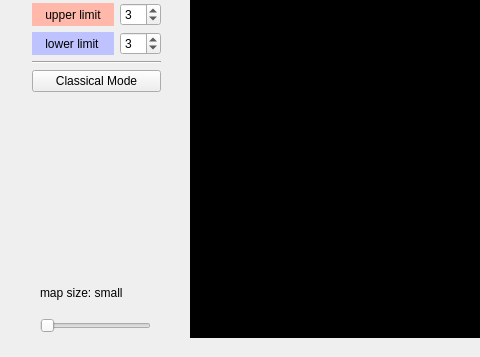
This is mainwindow.ui in Liu8018/ConwayLifeGame as Qt 5 draws it before an edit; both pictures show x 0 to 480 and y 383 to 740 of the 1309 by 740 pixel window. The edited form follows.
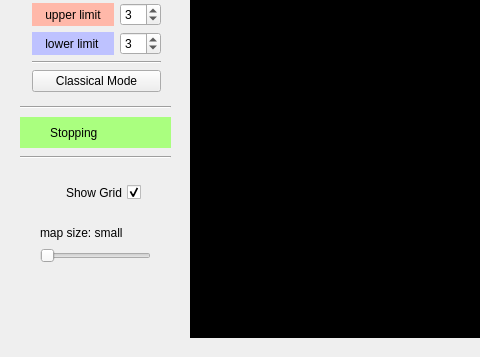
This is the edited form.

```diff
--- a/mainwindow.ui
+++ b/mainwindow.ui
@@ -52,23 +52,23 @@
     <property name="geometry">
      <rect>
       <x>50</x>
-      <y>510</y>
-      <width>101</width>
-      <height>51</height>
+      <y>500</y>
+      <width>91</width>
+      <height>31</height>
      </rect>
     </property>
     <property name="styleSheet">
      <string notr="true">font: 75 italic 14pt &quot;Noto Sans&quot;;</string>
     </property>
     <property name="text">
-     <string/>
+     <string>Stopping</string>
     </property>
    </widget>
    <widget class="QSlider" name="mapSize_horizontalSlider">
     <property name="geometry">
      <rect>
       <x>40</x>
-      <y>700</y>
+      <y>630</y>
       <width>111</width>
       <height>17</height>
      </rect>
@@ -90,7 +90,7 @@
     <property name="geometry">
      <rect>
       <x>40</x>
-      <y>660</y>
+      <y>600</y>
       <width>121</width>
       <height>31</height>
      </rect>
@@ -102,6 +102,70 @@
      <string>map size: small</string>
     </property>
    </widget>
+   <widget class="QCheckBox" name="ShowGrid_checkBox">
+    <property name="geometry">
+     <rect>
+      <x>40</x>
+      <y>560</y>
+      <width>101</width>
+      <height>31</height>
+     </rect>
+    </property>
+    <property name="layoutDirection">
+     <enum>Qt::RightToLeft</enum>
+    </property>
+    <property name="styleSheet">
+     <string notr="true">font: 75 11pt &quot;Noto Sans&quot;;</string>
+    </property>
+    <property name="text">
+     <string>Show Grid</string>
+    </property>
+    <property name="checked">
+     <bool>true</bool>
+    </property>
+   </widget>
+   <widget class="Line" name="line_5">
+    <property name="geometry">
+     <rect>
+      <x>20</x>
+      <y>530</y>
+      <width>151</width>
+      <height>20</height>
+     </rect>
+    </property>
+    <property name="orientation">
+     <enum>Qt::Horizontal</enum>
+    </property>
+   </widget>
+   <widget class="Line" name="line_6">
+    <property name="geometry">
+     <rect>
+      <x>20</x>
+      <y>480</y>
+      <width>151</width>
+      <height>20</height>
+     </rect>
+    </property>
+    <property name="orientation">
+     <enum>Qt::Horizontal</enum>
+    </property>
+   </widget>
+   <widget class="QLabel" name="label">
+    <property name="geometry">
+     <rect>
+      <x>20</x>
+      <y>500</y>
+      <width>151</width>
+      <height>31</height>
+     </rect>
+    </property>
+    <property name="styleSheet">
+     <string notr="true">background-color: rgb(170, 255, 127);</string>
+    </property>
+    <property name="text">
+     <string/>
+    </property>
+   </widget>
    <widget class="QWidget" name="">
     <property name="geometry">
      <rect>
@@ -132,7 +196,7 @@
         <number>1</number>
        </property>
        <property name="maximum">
-        <number>99</number>
+        <number>50</number>
        </property>
        <property name="value">
         <number>5</number>
@@ -153,7 +217,8 @@
      <item row="10" column="0" colspan="2">
       <widget class="QLabel" name="SurvivalUpperLimit_label">
        <property name="styleSheet">
-        <string notr="true">background-color: rgb(255, 184, 169);</string>
+        <string notr="true">background-color: rgb(255, 184, 169);
+font: 57 9pt &quot;KacstArt&quot;;</string>
        </property>
        <property name="text">
         <string>    upper limit</string>
@@ -163,7 +228,8 @@
      <item row="0" column="0" colspan="3">
       <widget class="QPushButton" name="RunStop_pushButton">
        <property name="styleSheet">
-        <string notr="true">color: rgb(0, 170, 0);</string>
+        <string notr="true">color: rgb(0, 170, 0);
+font: 57 9pt &quot;KacstArt&quot;;</string>
        </property>
        <property name="text">
         <string>Run/Stop</string>
@@ -190,7 +256,8 @@
      <item row="11" column="0" colspan="2">
       <widget class="QLabel" name="SurvivalLowerLimit_label">
        <property name="styleSheet">
-        <string notr="true">background-color: rgb(190, 194, 255);</string>
+        <string notr="true">background-color: rgb(190, 194, 255);
+font: 57 9pt &quot;KacstArt&quot;;</string>
        </property>
        <property name="text">
         <string>    lower limit</string>
@@ -207,7 +274,8 @@
      <item row="15" column="0" colspan="2">
       <widget class="QLabel" name="ReproductionLowerLimit_label">
        <property name="styleSheet">
-        <string notr="true">background-color: rgb(190, 194, 255);</string>
+        <string notr="true">background-color: rgb(190, 194, 255);
+font: 57 9pt &quot;KacstArt&quot;;</string>
        </property>
        <property name="text">
         <string>    lower limit</string>
@@ -217,7 +285,8 @@
      <item row="6" column="0" colspan="2">
       <widget class="QLabel" name="Speed_label">
        <property name="styleSheet">
-        <string notr="true">background-color: rgb(198, 255, 252);</string>
+        <string notr="true">background-color: rgb(198, 255, 252);
+font: 57 9pt &quot;KacstArt&quot;;</string>
        </property>
        <property name="text">
         <string>        Speed</string>
@@ -248,7 +317,8 @@
      <item row="14" column="0" colspan="2">
       <widget class="QLabel" name="ReproductionUpperLimit_label">
        <property name="styleSheet">
-        <string notr="true">background-color: rgb(255, 184, 169);</string>
+        <string notr="true">background-color: rgb(255, 184, 169);
+font: 57 9pt &quot;KacstArt&quot;;</string>
        </property>
        <property name="text">
         <string>    upper limit</string>
@@ -277,6 +347,9 @@
      </item>
      <item row="17" column="0" colspan="3">
       <widget class="QPushButton" name="ClassicalMode_pushButton">
+       <property name="styleSheet">
+        <string notr="true">font: 12pt &quot;Nimbus Roman No9 L&quot;;</string>
+       </property>
        <property name="text">
         <string>Classical Mode</string>
        </property>
@@ -285,7 +358,8 @@
      <item row="3" column="0" colspan="3">
       <widget class="QPushButton" name="Save_pushButton">
        <property name="styleSheet">
-        <string notr="true">color: rgb(53, 149, 255);</string>
+        <string notr="true">color: rgb(53, 149, 255);
+font: 57 9pt &quot;KacstArt&quot;;</string>
        </property>
        <property name="text">
         <string>Save</string>
@@ -295,7 +369,8 @@
      <item row="2" column="0" colspan="3">
       <widget class="QPushButton" name="Clear_pushButton">
        <property name="styleSheet">
-        <string notr="true">color: rgb(209, 209, 12);</string>
+        <string notr="true">color: rgb(209, 209, 12);
+font: 57 9pt &quot;KacstArt&quot;;</string>
        </property>
        <property name="text">
         <string>Clear</string>
@@ -305,7 +380,8 @@
      <item row="4" column="0" colspan="3">
       <widget class="QPushButton" name="Exit_pushButton">
        <property name="styleSheet">
-        <string notr="true">color: rgb(209, 0, 0);</string>
+        <string notr="true">color: rgb(209, 0, 0);
+font: 57 9pt &quot;KacstArt&quot;;</string>
        </property>
        <property name="text">
         <string>Exit</string>
@@ -315,7 +391,8 @@
      <item row="1" column="0" colspan="3">
       <widget class="QPushButton" name="Random_pushButton">
        <property name="styleSheet">
-        <string notr="true">color: rgb(0, 55, 166);</string>
+        <string notr="true">color: rgb(0, 55, 166);
+font: 57 9pt &quot;KacstArt&quot;;</string>
        </property>
        <property name="text">
         <string>Random</string>
@@ -324,6 +401,17 @@
      </item>
     </layout>
    </widget>
+   <zorder>label</zorder>
+   <zorder>Main_label</zorder>
+   <zorder>RunStopState_label</zorder>
+   <zorder>ClassicalMode_pushButton</zorder>
+   <zorder>layoutWidget</zorder>
+   <zorder>mapSize_horizontalSlider</zorder>
+   <zorder>mapSize_label</zorder>
+   <zorder>RunStopState_label</zorder>
+   <zorder>ShowGrid_checkBox</zorder>
+   <zorder>line_5</zorder>
+   <zorder>line_6</zorder>
   </widget>
  </widget>
  <layoutdefault spacing="6" margin="11"/>
```
